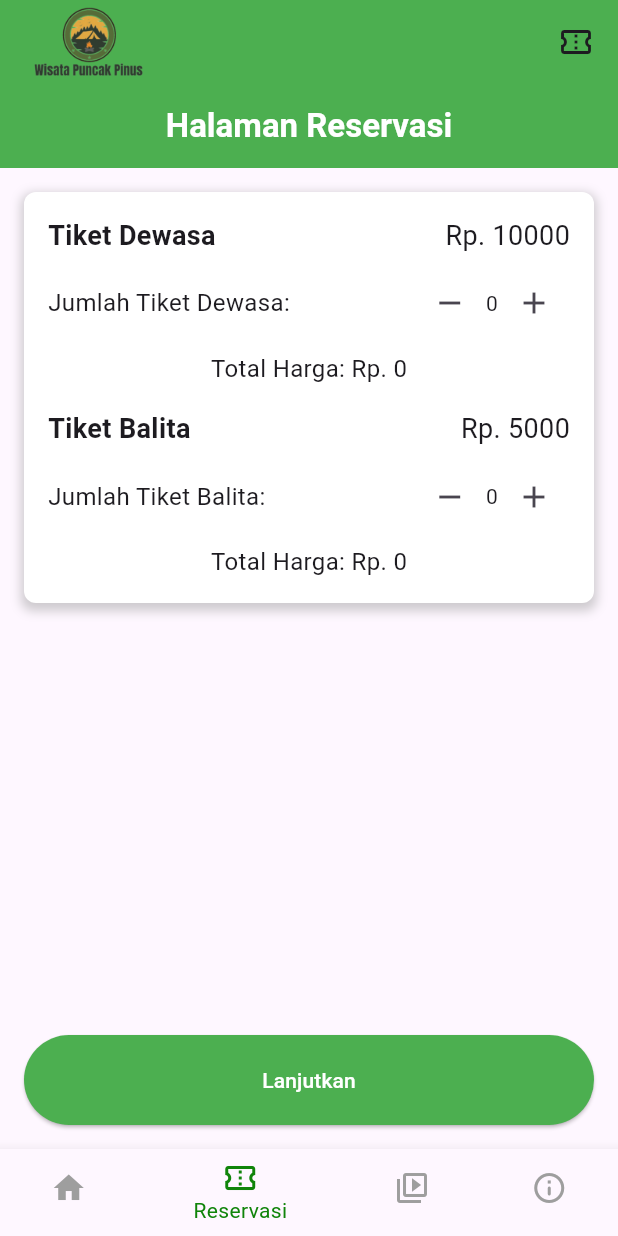
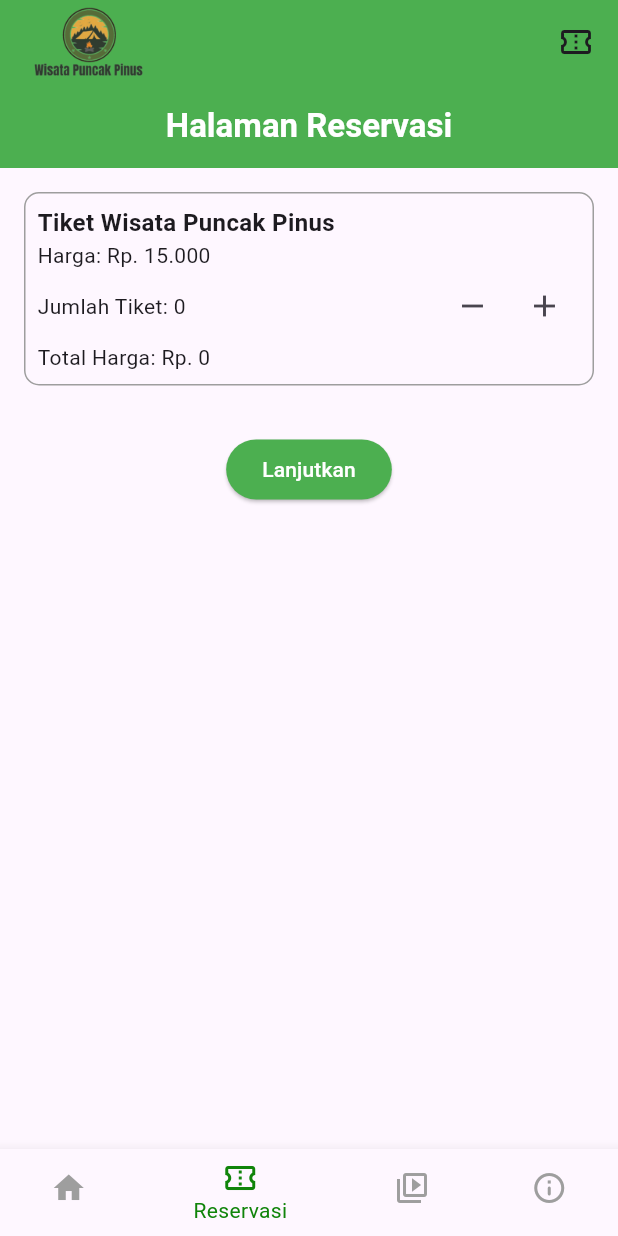
Before and after one commit to IrwanNa/KPAplikasi, a Flutter app: the screen it shows after launch, item 2 of the bottom bar chosen, on a phone screen of 412 x 824 dp. Run offline on Flutter 3.47's test engine with Material 3 defaults, Android fonts, the phone set to English and light mode, and no system bars; our stand-ins replace carousel_slider, chewie, video_player; Roboto replaces fonts that are missing (Nunito).

Commit message:
setting halaman detail reservasi dan pembayaran

```diff
--- a/flutter_reservasi_app/lib/api/cek_tiket.dart
+++ b/flutter_reservasi_app/lib/api/cek_tiket.dart
@@ -1,18 +1,14 @@
 import 'dart:convert';
 import 'package:http/http.dart' as http;
-//import 'package:flutter/material.dart';
 
-Future<Map<String, int>> checkTicketAvailability() async {
+Future<int> checkTicketAvailability() async {
   final response = await http.post(
     Uri.parse('http://127.0.0.1:8000/api/check-availability'),
   );
 
   if (response.statusCode == 200) {
     final data = jsonDecode(response.body);
-    return {
-      'dewasa': data['dewasa'],
-      'balita': data['balita'],
-    };
+    return data['availableDewasa'];
   } else {
     throw Exception('Gagal memeriksa ketersediaan tiket');
   }
--- a/flutter_reservasi_app/lib/screens/reservasi_screen.dart
+++ b/flutter_reservasi_app/lib/screens/reservasi_screen.dart
@@ -1,7 +1,6 @@
 import 'package:flutter/material.dart';
-//import 'package:flutter_reservasi_app/screens/beranda_screen.dart';
+import 'package:flutter_reservasi_app/screens/detail_pesanan_screen.dart';
 import 'package:flutter_reservasi_app/screens/home_page_screen.dart';
-//import 'package:flutter_reservasi_app/api/cek_tiket.dart';
 import 'dart:convert';
 import 'package:http/http.dart' as http;
 
@@ -13,41 +12,73 @@ class reservasi extends StatefulWidget {
 }
 
 class _ReservasiScreenState extends State<reservasi> {
-  int _jumlahTiketDewasa = 0;
-  int _jumlahTiketBalita = 0;
-  final _hargaTiketDewasa = 10000;
-  final _hargaTiketBalita = 5000;
+  int _dewasaCount = 0;
+  String _availabilityMessage = '';
 
-  Future<Map<String, int>> checkTicketAvailability() async {
+  void _checkAvailability() async {
+    try {
       final response = await http.post(
         Uri.parse('http://127.0.0.1:8000/api/check-availability'),
+        headers: {'Content-Type': 'application/json'},
+        body: jsonEncode({
+          'dewasa': _dewasaCount,
+        }),
       );
 
       if (response.statusCode == 200) {
-      final data = jsonDecode(response.body);
-      return {
-        'dewasa': data['dewasa'],
-        'balita': data['balita'],
-      };
+        final result = jsonDecode(response.body);
+        if (result['status'] == 'failed') {
+          setState(() {
+            _availabilityMessage = result['message'];
+          });
+          _showAlertDialog('Tiket Habis', result['message'], true);
         } else {
-      throw Exception('Maaf Tiket Sudah Habis');
+          setState(() {
+            _availabilityMessage = 'Tiket tersedia';
+          });
+          Navigator.push(
+            context,
+            MaterialPageRoute(
+              builder: (context) => DetailPesananScreen(
+                dewasaCount: _dewasaCount,
+                totalDewasaPrice: _dewasaCount * 15000,
+              ),
+            ),
+          );
+        }
+      } else {
+        _showAlertDialog('Error', 'Gagal mengecek ketersediaan tiket', true);
+      }
+    } catch (e) {
+      _showAlertDialog('Error', 'Tidak dapat terhubung ke database', true);
     }
   }
 
-  void _showAvailabilityDialog(Map<String, int> availability) {
-    var context;
+  void _showAlertDialog(String title, String content, bool isError) {
     showDialog(
       context: context,
       builder: (BuildContext context) {
         return AlertDialog(
-          title: Text('Ketersediaan Tiket'),
-          content: Text(
-              'Dewasa: ${availability['dewasa']} tiket\nBalita: ${availability['balita']} tiket'),
-          actions: <Widget>[
+          title: Text(title),
+          content: Text(content),
+          actions: [
             TextButton(
               child: Text('OK'),
               onPressed: () {
                 Navigator.of(context).pop();
+                if (isError) {
+                  Navigator.of(context).pushReplacement(
+                      MaterialPageRoute(builder: (context) => MyHomePage()));
+                } else {
+                  Navigator.of(context).push(
+                    MaterialPageRoute(
+                      builder: (context) => DetailPesananScreen(
+                        dewasaCount: _dewasaCount,
+                        totalDewasaPrice: _dewasaCount * 15000,
+                      ),
+                    ),
+                  );
+                }
               },
             ),
           ],
@@ -61,84 +92,61 @@ class _ReservasiScreenState extends State<reservasi> {
     return Scaffold(
       appBar: AppBar(
         backgroundColor: Colors.green,
-        // leading: IconButton(
-        //   icon: Icon(Icons.arrow_back),
-        //   onPressed: () {
-        //     Navigator.pop(context);
-        //   },
-        // ),
-        title: Text(
-          'Halaman Reservasi',
+        title: const Row(
+          mainAxisAlignment: MainAxisAlignment.center,
+          children: [
+            Text('Halaman Reservasi',
                 style: TextStyle(
-              fontWeight: FontWeight.bold,
                     fontFamily: 'Nunito',
-              color: Colors.white),
+                    color: Colors.white,
+                    fontWeight: FontWeight.bold)),
+          ],
         ),
-        centerTitle: true,
       ),
       body: Padding(
         padding: const EdgeInsets.all(16.0),
         child: Column(
-          crossAxisAlignment: CrossAxisAlignment.stretch,
-          children: <Widget>[
+          crossAxisAlignment: CrossAxisAlignment.center,
+          children: [
             Container(
-              padding: EdgeInsets.all(16.0),
+              padding: EdgeInsets.all(8.0),
               decoration: BoxDecoration(
-                color: Colors.white,
-                borderRadius: BorderRadius.circular(8.0),
-                boxShadow: [
-                  BoxShadow(
-                    color: Colors.grey.withOpacity(0.5),
-                    spreadRadius: 2,
-                    blurRadius: 5,
-                    offset: Offset(0, 3),
-                  ),
-                ],
+                border: Border.all(color: Colors.grey),
+                borderRadius: BorderRadius.circular(10),
               ),
               child: Column(
-                children: <Widget>[
-                  // Column for Dewasa ticket
-                  Row(
-                    mainAxisAlignment: MainAxisAlignment.spaceBetween,
+                crossAxisAlignment: CrossAxisAlignment.start,
                 children: [
                   Text(
-                        'Tiket Dewasa',
+                    'Tiket Wisata Puncak Pinus',
                     style: TextStyle(
-                            fontSize: 18,
+                        fontSize: 16,
                         fontWeight: FontWeight.bold,
                         fontFamily: 'Nunito'),
                   ),
                   Text(
-                        'Rp. $_hargaTiketDewasa',
-                        style: TextStyle(fontSize: 18, fontFamily: 'Nunito'),
+                    'Harga: Rp. 15.000',
+                    style: TextStyle(fontFamily: 'Nunito'),
                   ),
-                    ],
-                  ),
-                  SizedBox(height: 8),
                   Row(
                     mainAxisAlignment: MainAxisAlignment.spaceBetween,
                     children: [
-                      Text(
-                        'Jumlah Tiket Dewasa:',
-                        style: TextStyle(fontSize: 16, fontFamily: 'Nunito'),
-                      ),
+                      Text('Jumlah Tiket: $_dewasaCount'),
                       Row(
                         children: [
                           IconButton(
                             icon: Icon(Icons.remove),
                             onPressed: () {
                               setState(() {
-                                if (_jumlahTiketDewasa > 0)
-                                  _jumlahTiketDewasa--;
+                                if (_dewasaCount > 0) _dewasaCount--;
                               });
                             },
                           ),
-                          Text('$_jumlahTiketDewasa'),
                           IconButton(
                             icon: Icon(Icons.add),
                             onPressed: () {
                               setState(() {
-                                _jumlahTiketDewasa++;
+                                _dewasaCount++;
                               });
                             },
                           ),
@@ -146,103 +154,18 @@ class _ReservasiScreenState extends State<reservasi> {
                       ),
                     ],
                   ),
-                  SizedBox(height: 8),
-                  Text(
-                    'Total Harga: Rp. ${_jumlahTiketDewasa * _hargaTiketDewasa}',
-                    style: TextStyle(fontSize: 16, fontFamily: 'Nunito'),
-                  ),
-                  SizedBox(height: 16),
-                  // Column for Balita ticket
-                  Row(
-                    mainAxisAlignment: MainAxisAlignment.spaceBetween,
-                    children: [
-                      Text(
-                        'Tiket Balita',
-                        style: TextStyle(
-                            fontSize: 18,
-                            fontWeight: FontWeight.bold,
-                            fontFamily: 'Nunito'),
-                      ),
-                      Text(
-                        'Rp. $_hargaTiketBalita',
-                        style: TextStyle(fontSize: 18, fontFamily: 'Nunito'),
-                      ),
-                    ],
-                  ),
-                  SizedBox(height: 8),
-                  Row(
-                    mainAxisAlignment: MainAxisAlignment.spaceBetween,
-                    children: [
-                      Text(
-                        'Jumlah Tiket Balita:',
-                        style: TextStyle(fontSize: 16, fontFamily: 'Nunito'),
-                      ),
-                      Row(
-                        children: [
-                          IconButton(
-                            icon: Icon(Icons.remove),
-                            onPressed: () {
-                              setState(() {
-                                if (_jumlahTiketBalita > 0)
-                                  _jumlahTiketBalita--;
-                              });
-                            },
-                          ),
-                          Text('$_jumlahTiketBalita'),
-                          IconButton(
-                            icon: Icon(Icons.add),
-                            onPressed: () {
-                              setState(() {
-                                _jumlahTiketBalita++;
-                              });
-                            },
-                          ),
-                        ],
-                      ),
-                    ],
-                  ),
-                  SizedBox(height: 8),
-                  Text(
-                    'Total Harga: Rp. ${_jumlahTiketBalita * _hargaTiketBalita}',
-                    style: TextStyle(fontSize: 16, fontFamily: 'Nunito'),
-                  ),
+                  Text('Total Harga: Rp. ${_dewasaCount * 15000}'),
                 ],
               ),
             ),
-            Spacer(),
+            SizedBox(
+                height: 32), // Menambahkan jarak antara Container dan tombol
             ElevatedButton(
-              onPressed: () async {
-                try {
-                  final availability = await checkTicketAvailability();
-                  _showAvailabilityDialog(availability);
-                } catch (e) {
-                  showDialog(
-                    context: context,
-                    builder: (BuildContext context) {
-                      return AlertDialog(
-                        title: Text('Mohon Maaf'),
-                        content: Text('Tiket Sudah Terjual Habis'),
-                        actions: <Widget>[
-                          TextButton(
-                            child: Text('OK'),
-                            onPressed: () {
-                              Navigator.push(
-                                  context,
-                                  MaterialPageRoute(
-                                      builder: (context) => MyHomePage()));
-                            },
-                          ),
-                        ],
-                      );
-                    },
-                  );
-                }
-              },
-              child: Text('Lanjutkan',
-                  style: TextStyle(color: Colors.white, fontFamily: 'Nunito')),
-              style: ElevatedButton.styleFrom(
-                backgroundColor: Colors.green,
-                padding: EdgeInsets.symmetric(horizontal: 50, vertical: 20),
+              style: ElevatedButton.styleFrom(backgroundColor: Colors.green),
+              onPressed: _checkAvailability,
+              child: Text(
+                'Lanjutkan',
+                style: TextStyle(fontFamily: 'Nunito', color: Colors.white),
               ),
             ),
           ],
```
Also changed, not shown: flutter_reservasi_app/lib/screens/detail_pesanan_screen.dart (added, +131 -0 lines), flutter_reservasi_app/lib/screens/pembayaran_screen.dart (added, +15 -0 lines), flutter_reservasi_app/lib/screens/detail_reservasi.dart (deleted). Lines whose indentation alone changed are shown as unchanged.
